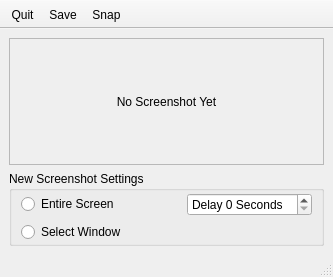
Old version of the form lumina-screenshot/MainUI.ui in the repository lumina-desktop/lumina.
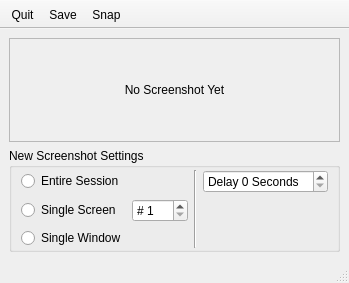
New version of the form.

Commit message: Add support to lumina-screenshot for taking a snap of a single screen (if a multi-screen arrangement)

Patch:
```diff
--- a/lumina-screenshot/MainUI.ui
+++ b/lumina-screenshot/MainUI.ui
@@ -6,8 +6,8 @@
    <rect>
     <x>0</x>
     <y>0</y>
-    <width>333</width>
-    <height>277</height>
+    <width>349</width>
+    <height>283</height>
    </rect>
   </property>
   <property name="windowTitle">
@@ -49,7 +49,7 @@
        <property name="bottomMargin">
         <number>1</number>
        </property>
-       <item row="0" column="2">
+       <item row="0" column="3">
         <widget class="QSpinBox" name="spin_delay">
          <property name="suffix">
           <string> Seconds</string>
@@ -62,17 +62,27 @@
          </property>
         </widget>
        </item>
+       <item row="1" column="1">
+        <widget class="QSpinBox" name="spin_monitor">
+         <property name="prefix">
+          <string notr="true"># </string>
+         </property>
+         <property name="minimum">
+          <number>1</number>
+         </property>
+        </widget>
+       </item>
        <item row="0" column="0">
         <widget class="QRadioButton" name="radio_all">
          <property name="text">
-          <string>Entire Screen</string>
+          <string>Entire Session</string>
          </property>
         </widget>
        </item>
-       <item row="1" column="0">
+       <item row="2" column="0">
         <widget class="QRadioButton" name="radio_window">
          <property name="text">
-          <string>Select Window</string>
+          <string>Single Window</string>
          </property>
         </widget>
        </item>
@@ -89,6 +99,20 @@
          </property>
         </spacer>
        </item>
+       <item row="1" column="0">
+        <widget class="QRadioButton" name="radio_monitor">
+         <property name="text">
+          <string>Single Screen</string>
+         </property>
+        </widget>
+       </item>
+       <item row="0" column="2" rowspan="3">
+        <widget class="Line" name="line">
+         <property name="orientation">
+          <enum>Qt::Vertical</enum>
+         </property>
+        </widget>
+       </item>
       </layout>
      </widget>
     </item>
```
The commit also changes 1 other file.
